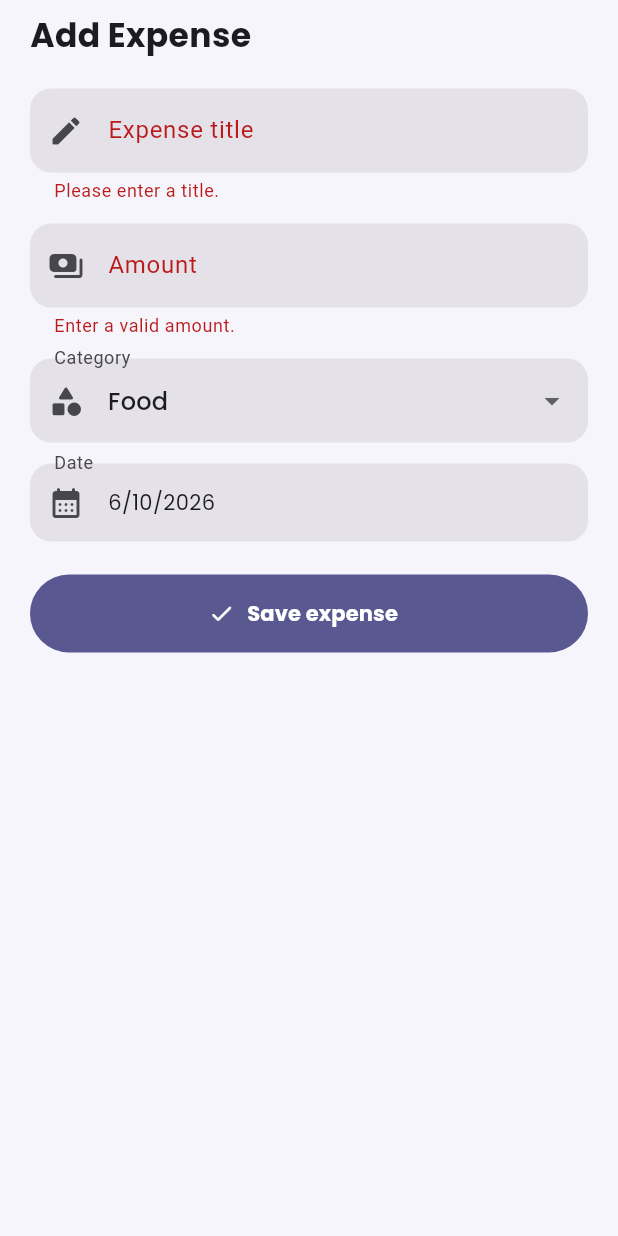
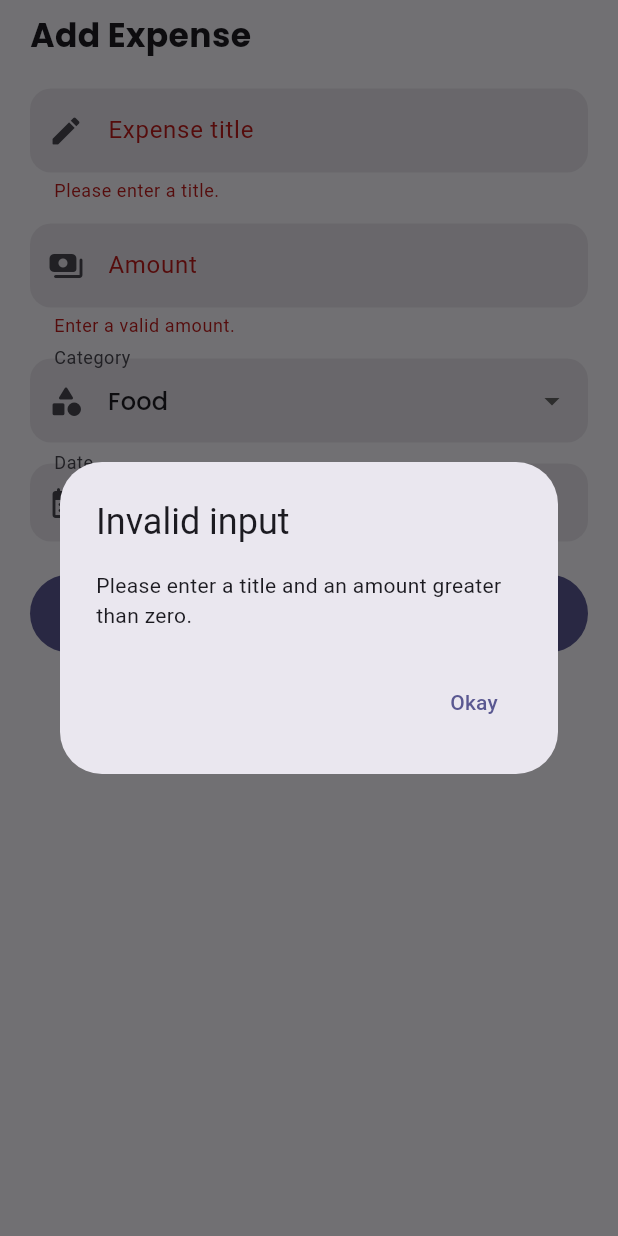
Before and after one commit to hadrianesparcia/CSIT-Esparcia, a Flutter app: the AddExpenseSheet widget shown alone on an empty page, opened directly with empty values, after a tap on "Save expense", on a phone screen of 412 x 824 dp. Run offline on Flutter 3.47's test engine with Material 3 defaults, Android fonts, the phone set to English and light mode, and no system bars; our stand-ins replace google_fonts.

Commit message:
Refactor add expense sheet into responsive form fields

```diff
--- a/expense_tracker/lib/widgets/add_expense_sheet.dart
+++ b/expense_tracker/lib/widgets/add_expense_sheet.dart
@@ -2,6 +2,8 @@ import 'package:flutter/material.dart';
 import 'package:google_fonts/google_fonts.dart';
 
 import '../models/expense.dart';
+import 'common/adaptive_dialog.dart';
+import 'common/breakpoints.dart';
 
 class AddExpenseSheet extends StatefulWidget {
   final void Function(Expense expense) onAddExpense;
@@ -14,13 +16,10 @@ class AddExpenseSheet extends StatefulWidget {
 
 class _AddExpenseSheetState extends State<AddExpenseSheet> {
   final _formKey = GlobalKey<FormState>();
-
   final _titleController = TextEditingController();
-
   final _amountController = TextEditingController();
 
   ExpenseCategory _selectedCategory = ExpenseCategory.food;
-
   DateTime _selectedDate = DateTime.now();
 
   @override
@@ -28,6 +27,10 @@ class _AddExpenseSheetState extends State<AddExpenseSheet> {
     _titleController.dispose();
     _amountController.dispose();
     super.dispose();
+  }
+
+  String get _formattedDate {
+    return '${_selectedDate.day}/${_selectedDate.month}/${_selectedDate.year}';
   }
 
   Future<void> _pickDate() async {
@@ -47,6 +50,11 @@ class _AddExpenseSheetState extends State<AddExpenseSheet> {
 
   void _submit() {
     if (!_formKey.currentState!.validate()) {
+      showAdaptiveMessageDialog(
+        context: context,
+        title: 'Invalid input',
+        message: 'Please enter a title and an amount greater than zero.',
+      );
       return;
     }
 
@@ -75,6 +83,10 @@ class _AddExpenseSheetState extends State<AddExpenseSheet> {
 
   @override
   Widget build(BuildContext context) {
+    return LayoutBuilder(
+      builder: (context, constraints) {
+        final isWide = constraints.maxWidth >= Breakpoints.tablet;
+
         return Padding(
           padding: EdgeInsets.fromLTRB(
             20,
@@ -97,7 +109,56 @@ class _AddExpenseSheetState extends State<AddExpenseSheet> {
                     ),
                   ),
                   const SizedBox(height: 20),
-              TextFormField(
+                  if (isWide) ..._buildWideFields() else ..._buildCompactFields(),
+                  const SizedBox(height: 22),
+                  _buildSaveButton(),
+                ],
+              ),
+            ),
+          ),
+        );
+      },
+    );
+  }
+
+  /// Phone portrait: one field per row.
+  List<Widget> _buildCompactFields() {
+    return [
+      _buildTitleField(),
+      const SizedBox(height: 14),
+      _buildAmountField(),
+      const SizedBox(height: 14),
+      _buildCategoryField(),
+      const SizedBox(height: 14),
+      _buildDateField(),
+    ];
+  }
+
+  /// Landscape / tablet: two fields per row.
+  List<Widget> _buildWideFields() {
+    return [
+      Row(
+        crossAxisAlignment: CrossAxisAlignment.start,
+        children: [
+          Expanded(child: _buildTitleField()),
+          const SizedBox(width: 14),
+          Expanded(child: _buildAmountField()),
+        ],
+      ),
+      const SizedBox(height: 14),
+      Row(
+        crossAxisAlignment: CrossAxisAlignment.start,
+        children: [
+          Expanded(child: _buildCategoryField()),
+          const SizedBox(width: 14),
+          Expanded(child: _buildDateField()),
+        ],
+      ),
+    ];
+  }
+
+  Widget _buildTitleField() {
+    return TextFormField(
       controller: _titleController,
       decoration: const InputDecoration(
         labelText: 'Expense title',
@@ -107,16 +168,15 @@ class _AddExpenseSheetState extends State<AddExpenseSheet> {
         if (value == null || value.trim().isEmpty) {
           return 'Please enter a title.';
         }
-
         return null;
       },
-              ),
-              const SizedBox(height: 14),
-              TextFormField(
+    );
+  }
+
+  Widget _buildAmountField() {
+    return TextFormField(
       controller: _amountController,
-                keyboardType: const TextInputType.numberWithOptions(
-                  decimal: true,
-                ),
+      keyboardType: const TextInputType.numberWithOptions(decimal: true),
       decoration: const InputDecoration(
         labelText: 'Amount',
         prefixIcon: Icon(Icons.payments_rounded),
@@ -124,27 +184,28 @@ class _AddExpenseSheetState extends State<AddExpenseSheet> {
       ),
       validator: (value) {
         final amount = double.tryParse(value?.trim() ?? '');
-
         if (amount == null || amount <= 0) {
           return 'Enter a valid amount.';
         }
-
         return null;
       },
-              ),
-              const SizedBox(height: 14),
-              DropdownButtonFormField<ExpenseCategory>(
+    );
+  }
+
+  Widget _buildCategoryField() {
+    return DropdownButtonFormField<ExpenseCategory>(
       initialValue: _selectedCategory,
       decoration: const InputDecoration(
         labelText: 'Category',
         prefixIcon: Icon(Icons.category_rounded),
       ),
-                items: ExpenseCategory.values.map((category) {
-                  return DropdownMenuItem<ExpenseCategory>(
+      items: [
+        for (final category in ExpenseCategory.values)
+          DropdownMenuItem<ExpenseCategory>(
             value: category,
             child: Text(category.label, style: GoogleFonts.poppins()),
-                  );
-                }).toList(),
+          ),
+      ],
       onChanged: (value) {
         if (value != null) {
           setState(() {
@@ -152,9 +213,11 @@ class _AddExpenseSheetState extends State<AddExpenseSheet> {
           });
         }
       },
-              ),
-              const SizedBox(height: 14),
-              InkWell(
+    );
+  }
+
+  Widget _buildDateField() {
+    return InkWell(
       onTap: _pickDate,
       borderRadius: BorderRadius.circular(14),
       child: InputDecorator(
@@ -162,16 +225,13 @@ class _AddExpenseSheetState extends State<AddExpenseSheet> {
           labelText: 'Date',
           prefixIcon: Icon(Icons.calendar_month_rounded),
         ),
-                  child: Text(
-                    '${_selectedDate.day}/'
-                    '${_selectedDate.month}/'
-                    '${_selectedDate.year}',
-                    style: GoogleFonts.poppins(),
+        child: Text(_formattedDate, style: GoogleFonts.poppins()),
       ),
-                ),
-              ),
-              const SizedBox(height: 22),
-              SizedBox(
+    );
+  }
+
+  Widget _buildSaveButton() {
+    return SizedBox(
       width: double.infinity,
       height: 52,
       child: FilledButton.icon(
@@ -182,50 +242,6 @@ class _AddExpenseSheetState extends State<AddExpenseSheet> {
           style: GoogleFonts.poppins(fontWeight: FontWeight.w700),
         ),
       ),
-              ),
-            ],
-          ),
-        ),
-      ),
     );
   }
 }
-
-class EmptyState extends StatelessWidget {
-  const EmptyState({super.key});
-
-  @override
-  Widget build(BuildContext context) {
-    return Container(
-      width: double.infinity,
-      padding: const EdgeInsets.all(32),
-      decoration: BoxDecoration(
-        borderRadius: BorderRadius.circular(20),
-        border: Border.all(color: Theme.of(context).dividerColor),
-      ),
-      child: Column(
-        children: [
-          Icon(
-            Icons.receipt_long_rounded,
-            size: 50,
-            color: Theme.of(context).colorScheme.primary,
-          ),
-          const SizedBox(height: 12),
-          Text(
-            'No expenses found',
-            style: GoogleFonts.poppins(
-              fontSize: 18,
-              fontWeight: FontWeight.w700,
-            ),
-          ),
-          const SizedBox(height: 6),
-          Text(
-            'Try another category or add a new expense.',
-            textAlign: TextAlign.center,
-            style: GoogleFonts.poppins(fontSize: 13),
-          ),
-        ],
-      ),
-    );
-  }
-}
```
Lines whose indentation alone changed are shown as unchanged.
